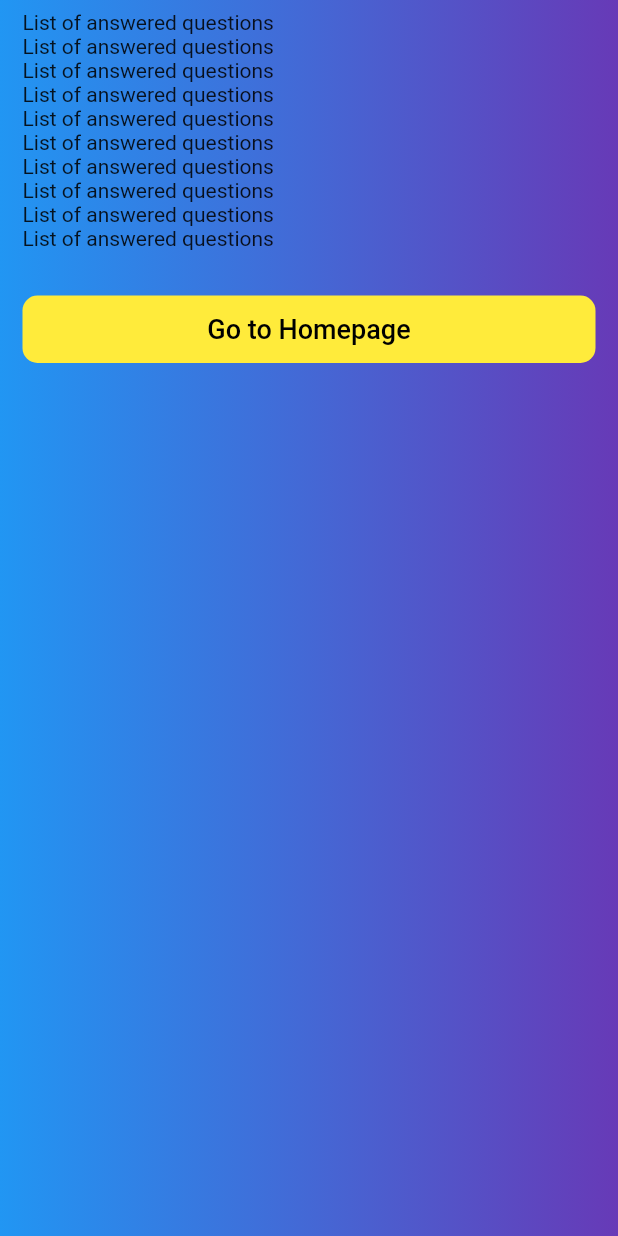
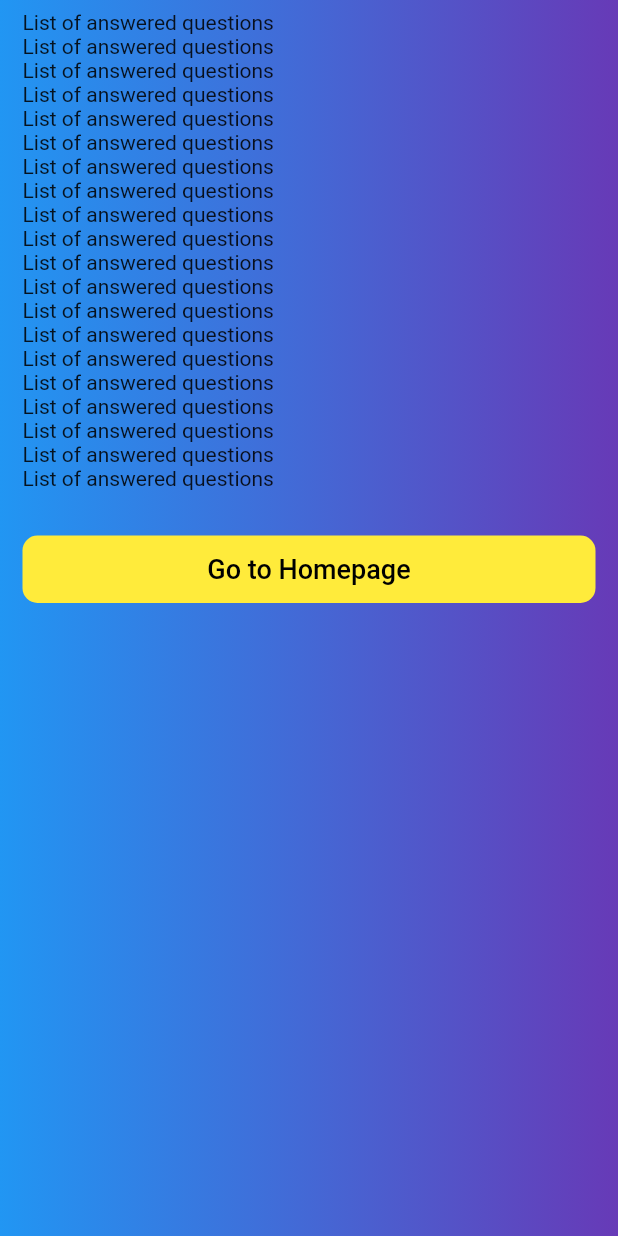
Before and after one commit to Praise650/survey_app, a Flutter app: the ResultScreen screen opened directly, on a phone screen of 412 x 824 dp. Run offline on Flutter 3.47's test engine with Material 2 defaults, Android fonts, the phone set to English and light mode, and no system bars; our stand-ins replace dio; network calls fail.

```diff
--- a/lib/ui/screens/result_page/result_screen.dart
+++ b/lib/ui/screens/result_page/result_screen.dart
@@ -34,7 +34,14 @@ class _ResultScreenState extends State<ResultScreen> {
             children: [
               Column(
                 children: List.generate(
-                    10, (index) => const Text('List of answered questions')),
+                  10,
+                  (index) => Column(
+                    children: const [
+                      Text('List of answered questions'),
+                      Text('List of answered questions'),
+                    ],
+                  ),
+                ),
               ),
               const SizedBox(height: 20),
               BaseButton(
```
